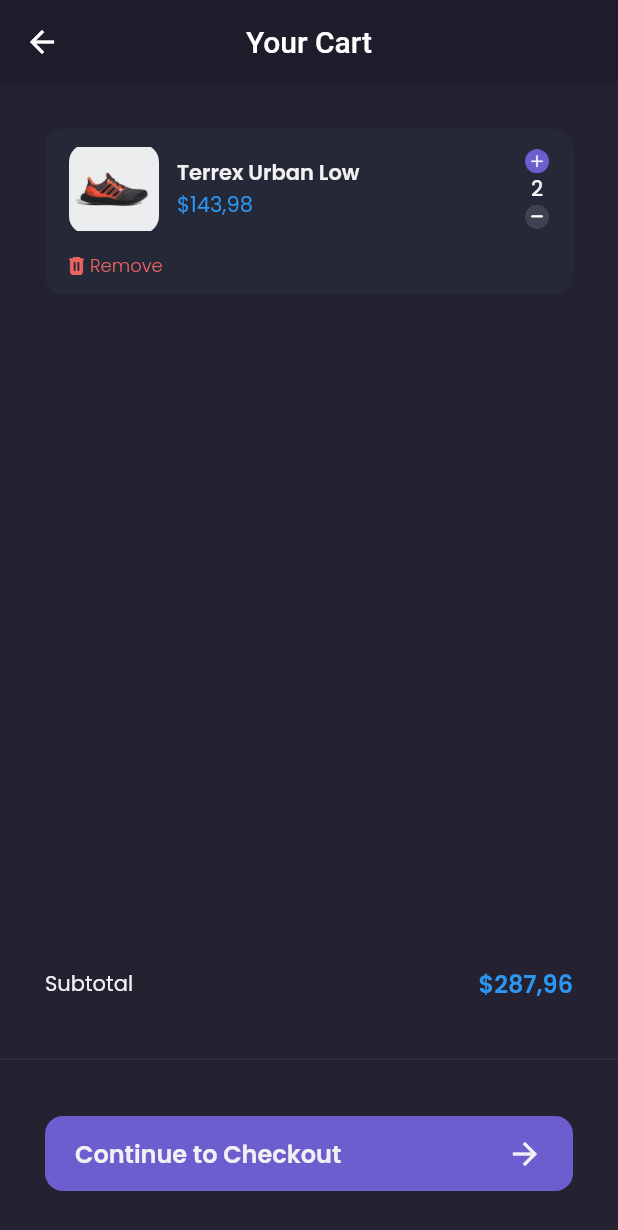
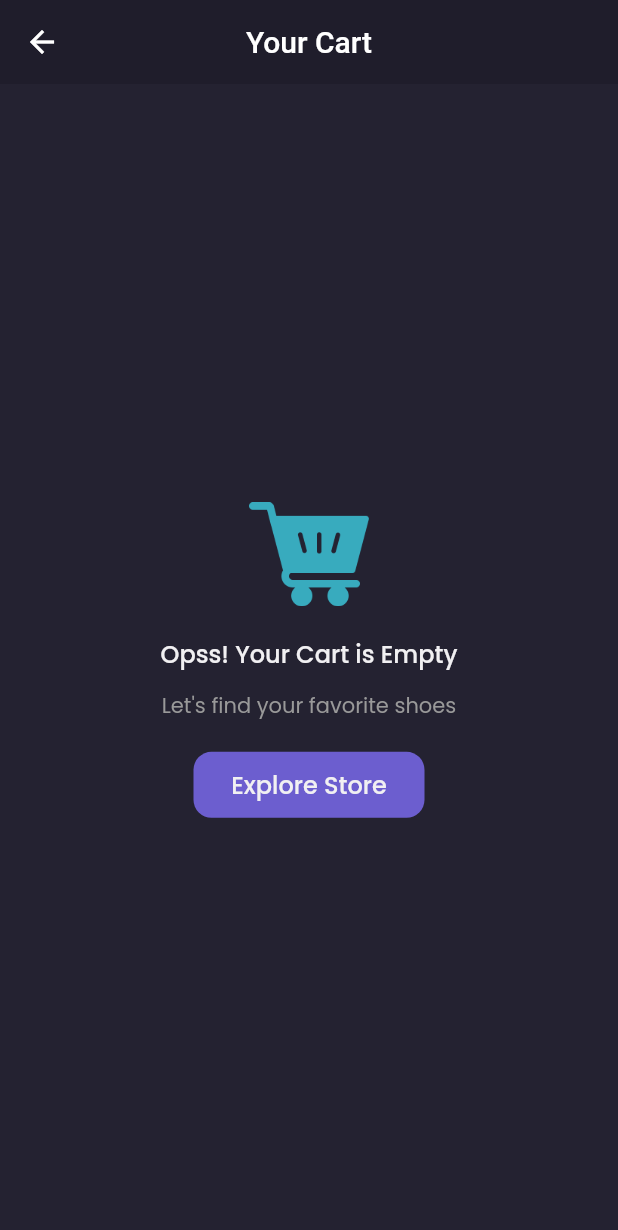
Before and after one commit to ezaatama/laravel-flutter, a Flutter app: the CartPage screen opened by its route, on a phone screen of 412 x 824 dp. Shown: the top 1230 px of the screen. Run offline on Flutter 3.47's test engine with Material 2 defaults, Android fonts, the phone set to English and light mode, and no system bars; our stand-ins replace carousel_slider, google_fonts; accounts and stored records are empty; network calls fail.

Commit message:
added cart & checkout

```diff
--- a/lib/pages/cart_page.dart
+++ b/lib/pages/cart_page.dart
@@ -1,4 +1,6 @@
 import 'package:flutter/material.dart';
+import 'package:provider/provider.dart';
+import '../providers/cart_provider.dart';
 import '../theme.dart';
 import '../widgets/cart_card.dart';
 
@@ -7,6 +9,9 @@ class CartPage extends StatelessWidget {
 
   @override
   Widget build(BuildContext context) {
+
+    CartProvider cartProvider = Provider.of<CartProvider>(context);
+
     PreferredSizeWidget _header() {
       return AppBar(
         backgroundColor: backgroundColor1,
@@ -55,7 +60,7 @@ class CartPage extends StatelessWidget {
     Widget _content() {
       return ListView(
         padding: EdgeInsets.symmetric(horizontal: defaultMargin),
-        children: [CartCard()],
+        children: cartProvider.carts.map((cart) => CartCard(cart)).toList(),
       );
     }
 
@@ -71,7 +76,7 @@ class CartPage extends StatelessWidget {
                 children: [
                   Text("Subtotal", style: primaryTextStyle),
                   Text(
-                    "\$287,96",
+                    "\$${cartProvider.totalPrice()}",
                     style: priceTextStyle.copyWith(
                         fontSize: 16, fontWeight: semiBold),
                   )
@@ -121,8 +126,8 @@ class CartPage extends StatelessWidget {
     return Scaffold(
       backgroundColor: backgroundColor3,
       appBar: _header(),
-      body: _content(),
-      bottomNavigationBar: _customBottomNav(),
+      body: cartProvider.carts.length == 0 ? _emptyCart() : _content(),
+      bottomNavigationBar: cartProvider.carts.length == 0 ? SizedBox() : _customBottomNav(),
     );
   }
 }
--- a/lib/widgets/cart_card.dart
+++ b/lib/widgets/cart_card.dart
@@ -1,11 +1,19 @@
 import 'package:flutter/material.dart';
+import 'package:provider/provider.dart';
+import '../models/cart_model.dart';
+import '../providers/cart_provider.dart';
 import '../theme.dart';
 
 class CartCard extends StatelessWidget {
-  const CartCard({Key? key}) : super(key: key);
+
+  final CartModel cart;
+  CartCard(this.cart);
 
   @override
   Widget build(BuildContext context) {
+
+    CartProvider cartProvider = Provider.of<CartProvider>(context);
+
     return Container(
       margin: EdgeInsets.only(top: defaultMargin),
       padding: const EdgeInsets.symmetric(horizontal: 16, vertical: 10),
@@ -20,8 +28,8 @@ class CartCard extends StatelessWidget {
                 height: 60,
                 decoration: BoxDecoration(
                     borderRadius: BorderRadius.circular(12),
-                    image: const DecorationImage(
-                        image: AssetImage("assets/images/gambar_sepatu.png"))),
+                    image: DecorationImage(
+                        image: NetworkImage(cart.product!.galleries![0].url.toString()))),
               ),
               const SizedBox(width: 12),
               Expanded(
@@ -29,20 +37,28 @@ class CartCard extends StatelessWidget {
                     crossAxisAlignment: CrossAxisAlignment.start,
                 children: [
                   Text(
-                    "Terrex Urban Low",
+                    cart.product!.name.toString(),
                     style: primaryTextStyle.copyWith(fontWeight: semiBold),
                   ),
-                  Text("\$143,98", style: priceTextStyle)
+                  Text("\$${cart.product!.price}", style: priceTextStyle)
                 ],
               )),
               Column(
                 children: [
-                  Image.asset("assets/icons/button_add.png", width: 16),
+                  GestureDetector(
+                    onTap: (){
+                      cartProvider.addQuantity(cart.id!);
+                    },
+                    child: Image.asset("assets/icons/button_add.png", width: 16)),
                   Text(
-                    "2",
+                    cart.quantity.toString(),
                     style: primaryTextStyle.copyWith(fontWeight: medium),
                   ),
-                  Image.asset("assets/icons/button_min.png", width: 16)
+                  GestureDetector(
+                    onTap: (){
+                      cartProvider.reduceQuantity(cart.id!);
+                    },
+                    child: Image.asset("assets/icons/button_min.png", width: 16))
                 ],
               )
             ],
@@ -50,7 +66,11 @@ class CartCard extends StatelessWidget {
           const SizedBox(height: 12),
           Row(
             children: [
-              Image.asset("assets/icons/remove_icon.png", width: 10),
+              GestureDetector(
+                onTap: (){
+                  cartProvider.removeCart(cart.id!);
+                },
+                child: Image.asset("assets/icons/remove_icon.png", width: 10)),
               const SizedBox(width: 4),
               Text(
                 "Remove",
--- a/lib/widgets/checkout_card.dart
+++ b/lib/widgets/checkout_card.dart
@@ -1,8 +1,10 @@
 import 'package:flutter/material.dart';
+import '../models/cart_model.dart';
 import '../theme.dart';
 
 class CheckoutCard extends StatelessWidget {
-  const CheckoutCard({ Key? key }) : super(key: key);
+  final CartModel cart;
+  CheckoutCard(this.cart);
 
   @override
   Widget build(BuildContext context) {
@@ -23,7 +25,7 @@ class CheckoutCard extends StatelessWidget {
             height: 60,
             decoration: BoxDecoration(
               borderRadius: BorderRadius.circular(12),
-              image: DecorationImage(image: AssetImage("assets/images/gambar_sepatu.png"))
+              image: DecorationImage(image: NetworkImage(cart.product!.galleries![0].url.toString()))
             ),
           ),
           const SizedBox(width: 12),
@@ -31,18 +33,18 @@ class CheckoutCard extends StatelessWidget {
             child: Column(
               crossAxisAlignment: CrossAxisAlignment.start,
               children: [
-                Text("Terrex Urban Low", style: primaryTextStyle.copyWith(
+                Text(cart.product!.name.toString(), style: primaryTextStyle.copyWith(
                   fontWeight: semiBold
                   ),
                   overflow: TextOverflow.ellipsis,
                 ),
                 const SizedBox(height: 2),
-                Text("\$143,98", style: priceTextStyle,)
+                Text("\$${cart.product!.price}", style: priceTextStyle,)
               ],
             ),
           ),
           const SizedBox(width: 12),
-          Text("2 Items", style: secondaryTextStyle.copyWith(fontSize: 12),)
+          Text("${cart.quantity} Items", style: secondaryTextStyle.copyWith(fontSize: 12),)
         ],
       ),
     );
```
Also changed, not shown: lib/main.dart (+4 -3 lines), lib/pages/checkout_page.dart (+11 -5 lines), lib/pages/product_page.dart (+6 -1 lines).
